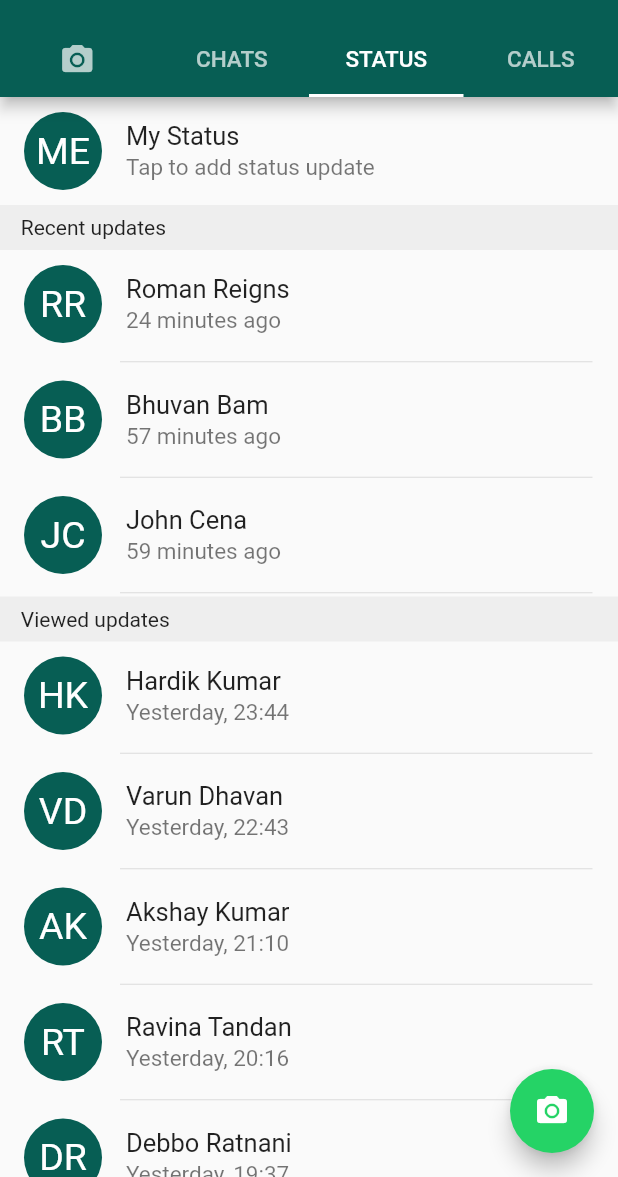
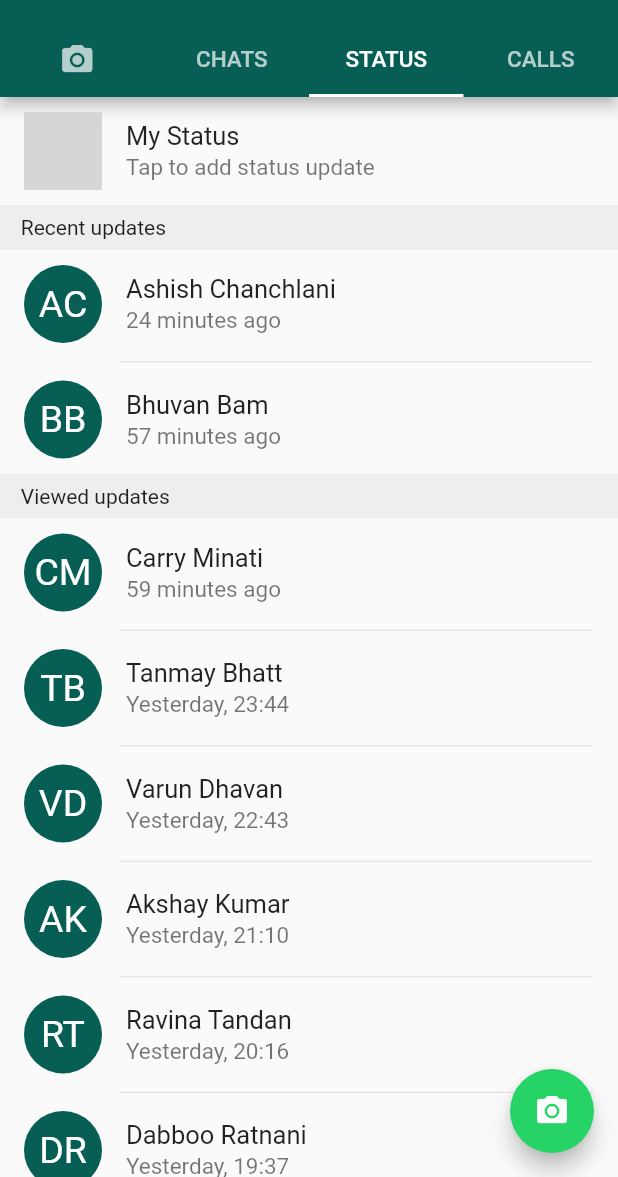
Before and after one commit to littleironical/WhatsApp_Clone, a Flutter app: the screen it shows after launch, tab 3 chosen, on a phone screen of 412 x 824 dp, the part 59-1236 px from its top. Run offline on Flutter 3.47's test engine with Material 2 defaults, Android fonts, the phone set to English and light mode, and no system bars; network calls fail; grey boxes are pictures that could not be loaded.

Commit message:
added images in status screen

```diff
--- a/lib/STATUS/StatusScreen.dart
+++ b/lib/STATUS/StatusScreen.dart
@@ -1,4 +1,5 @@
 import 'package:flutter/material.dart';
+import 'package:projectxi/main.dart';
 
 import 'DummyData.dart';
 
@@ -27,13 +28,15 @@ class _StatusScreenState extends State<StatusScreen> {
                ListTile(
                  leading: CircleAvatar(
                      radius: 26.0,
-                     child: Text('ME',
-                       style: TextStyle(
-                       fontSize: 25.0,
-                       color: Colors.white,
-                      ),
-                    ),
-                    backgroundColor: Color(0xFF075E54),
+                     backgroundColor: Colors.grey,
+                     backgroundImage: NetworkImage(myimg),
+                     child: Container(
+                       alignment: Alignment.bottomRight,
+                       child: Icon(Icons.add_circle,
+                         size: 22.0,
+                         color: Color(0xFF25D366),
+                       ),
+                     ),
                   ),
 
                   title: Text('My Status',
@@ -64,22 +67,17 @@ class _StatusScreenState extends State<StatusScreen> {
                 ),
 
                DummyData(
-                 name: 'Roman Reigns',
+                 name: 'Ashish Chanchlani',
                  time: '24 minutes ago',
+                 netimage: ashishchanchlani,
                ),
                spaceBetween(),
 
                DummyData(
                  name: 'Bhuvan Bam',
                  time: '57 minutes ago',
+                 netimage: bhuvanbam,
                ),
-               spaceBetween(),
-
-               DummyData(
-                 name: 'John Cena',
-                 time: '59 minutes ago',
-               ),
-               spaceBetween(),
 
                SizedBox(
                  height: 30.0,
@@ -96,62 +94,44 @@ class _StatusScreenState extends State<StatusScreen> {
                 ),
 
                DummyData(
-                 name: 'Hardik Kumar',
+                 name: 'Carry Minati',
+                 time: '59 minutes ago',
+                 netimage: carryminati,
+               ),
+               spaceBetween(),
+
+               DummyData(
+                 name: 'Tanmay Bhatt',
                  time: 'Yesterday, 23:44',
+                 netimage: tanmaybhatt,
                ),
                spaceBetween(),
 
                DummyData(
                  name: 'Varun Dhavan',
                  time: 'Yesterday, 22:43',
+                 netimage: varundhavan,
                ),
                spaceBetween(),
 
                DummyData(
                  name: 'Akshay Kumar',
                  time: 'Yesterday, 21:10',
+                 netimage: akshaykumar,
                ),
                spaceBetween(),
 
                DummyData(
                  name: 'Ravina Tandan',
                  time: 'Yesterday, 20:16',
+                 netimage: ravinatandon,
                ),
                spaceBetween(),
 
                DummyData(
-                 name: 'Debbo Ratnani',
+                 name: 'Dabboo Ratnani',
                  time: 'Yesterday, 19:37',
-               ),
-               spaceBetween(),
-
-               DummyData(
-                 name: 'Sundar Pichai',
-                 time: 'Yesterday, 19:30',
-               ),
-               spaceBetween(),
-
-               DummyData(
-                 name: 'Narendra Modi',
-                 time: 'Yesterday, 13:05',
-               ),
-               spaceBetween(),
-
-               DummyData(
-                 name: 'Carry Minati',
-                 time: 'Yesterday, 11:14',
-               ),
-               spaceBetween(),
-
-               DummyData(
-                 name: 'Tanmay Bhatt',
-                 time: 'Yesterday, 10:06',
-               ),
-               spaceBetween(),
-
-               DummyData(
-                 name: 'Ashish Chanchlani',
-                 time: 'Yesterday, 09:03',
+                 netimage: dabbooratnani,
                ),
              ],
           ),
```
